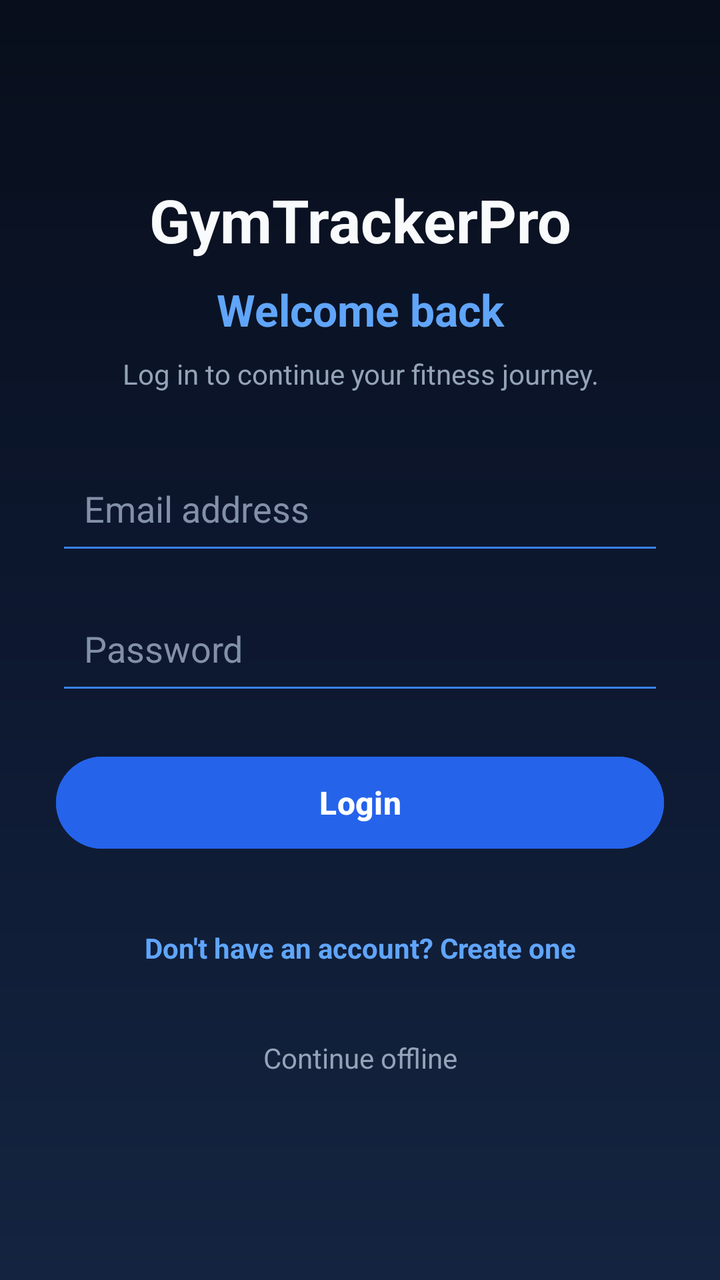
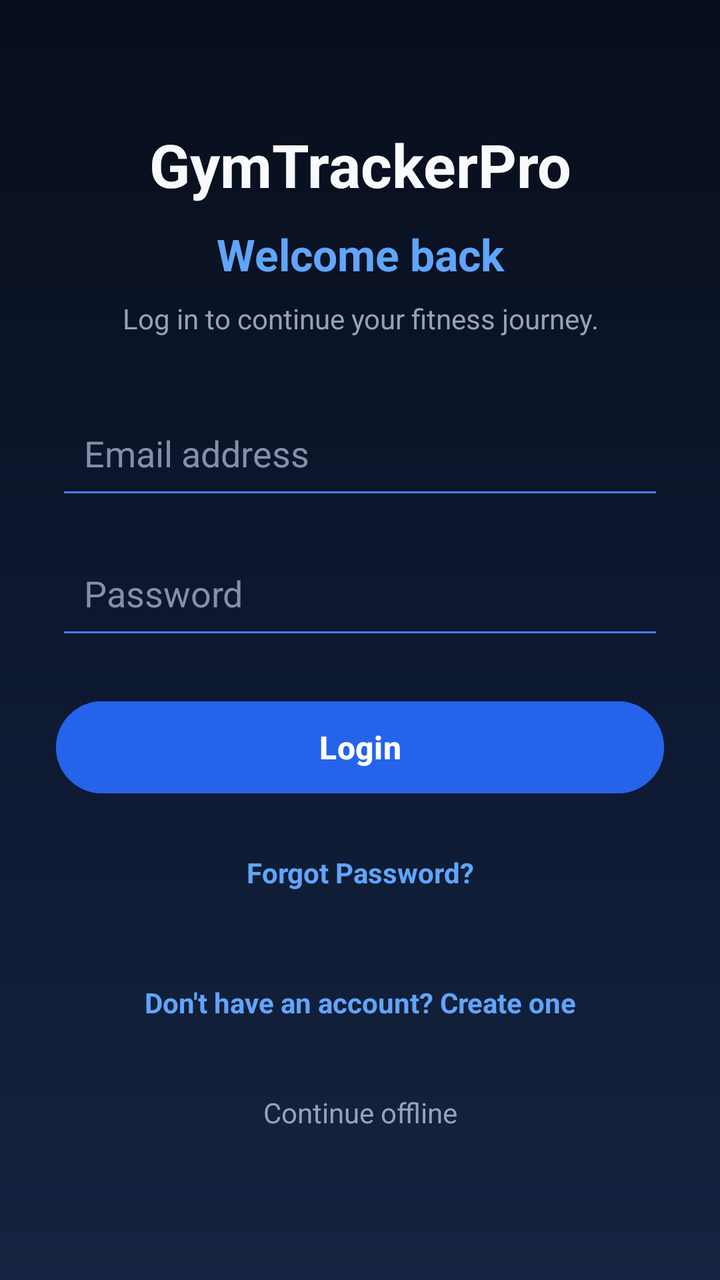

An Android layout rendered at two revisions. The XML below is the earlier revision; the diff shows what the commit changed to produce the second picture.
<!-- AndroidManifest.xml: application theme Theme.GymTrackerPro -->
<!-- res/layout/activity_login.xml -->
<?xml version="1.0" encoding="utf-8"?>
<ScrollView xmlns:android="http://schemas.android.com/apk/res/android"
    android:layout_width="match_parent"
    android:layout_height="match_parent"
    android:background="@drawable/bg_midnight_gradient"
    android:fillViewport="true"
    android:scrollbars="none">

    <LinearLayout
        android:layout_width="match_parent"
        android:layout_height="match_parent"
        android:gravity="center"
        android:orientation="vertical"
        android:padding="28dp">

        <TextView
            android:layout_width="match_parent"
            android:layout_height="wrap_content"
            android:gravity="center"
            android:text="GymTrackerPro"
            android:textColor="#F8FAFC"
            android:textSize="30sp"
            android:textStyle="bold" />

        <TextView
            android:layout_width="match_parent"
            android:layout_height="wrap_content"
            android:layout_marginTop="10dp"
            android:gravity="center"
            android:text="Welcome back"
            android:textColor="#60A5FA"
            android:textSize="22sp"
            android:textStyle="bold" />

        <TextView
            android:layout_width="match_parent"
            android:layout_height="wrap_content"
            android:layout_marginTop="8dp"
            android:layout_marginBottom="30dp"
            android:gravity="center"
            android:text="Log in to continue your fitness journey."
            android:textColor="#94A3B8"
            android:textSize="14sp" />

        <EditText
            android:id="@+id/etLoginEmail"
            android:layout_width="match_parent"
            android:layout_height="56dp"
            android:layout_marginBottom="14dp"
            android:backgroundTint="#3B82F6"
            android:hint="Email address"
            android:inputType="textEmailAddress"
            android:padding="14dp"
            android:singleLine="true"
            android:textColor="#FFFFFF"
            android:textColorHint="#8290A8" />

        <EditText
            android:id="@+id/etLoginPassword"
            android:layout_width="match_parent"
            android:layout_height="56dp"
            android:layout_marginBottom="22dp"
            android:backgroundTint="#3B82F6"
            android:hint="Password"
            android:inputType="textPassword"
            android:padding="14dp"
            android:singleLine="true"
            android:textColor="#FFFFFF"
            android:textColorHint="#8290A8" />

        <Button
            android:id="@+id/btnLogin"
            android:layout_width="match_parent"
            android:layout_height="54dp"
            android:backgroundTint="#2563EB"
            android:text="Login"
            android:textAllCaps="false"
            android:textColor="#FFFFFF"
            android:textSize="16sp"
            android:textStyle="bold" />

        <TextView
            android:id="@+id/textGoToRegister"
            android:layout_width="match_parent"
            android:layout_height="wrap_content"
            android:layout_marginTop="24dp"
            android:gravity="center"
            android:padding="12dp"
            android:text="Don't have an account? Create one"
            android:textColor="#60A5FA"
            android:textSize="14sp"
            android:textStyle="bold" />

        <TextView
            android:id="@+id/textContinueOffline"
            android:layout_width="match_parent"
            android:layout_height="wrap_content"
            android:layout_marginTop="12dp"
            android:gravity="center"
            android:padding="12dp"
            android:text="Continue offline"
            android:textColor="#94A3B8"
            android:textSize="14sp" />

    </LinearLayout>

</ScrollView>
<!-- resources referenced by this layout -->
<resources>
  <!-- drawable bg_midnight_gradient (drawable) -->
  <?xml version="1.0" encoding="utf-8"?>
  <shape xmlns:android="http://schemas.android.com/apk/res/android"
      android:shape="rectangle">
  
      <gradient
          android:angle="270"
          android:startColor="#080E1B"
          android:centerColor="#0D1830"
          android:endColor="#142440"
          android:type="linear" />
  
  </shape>
  <style name="Theme.GymTrackerPro" parent="Base.Theme.GymTrackerPro" />
  <style name="Base.Theme.GymTrackerPro" parent="Theme.Material3.Dark.NoActionBar">
          <item name="colorPrimary">@color/gt_blue</item>
          <item name="colorSurface">@color/gt_surface</item>
          <item name="android:windowBackground">@color/gt_background</item>
  
          
          <item name="android:statusBarColor">@color/gt_background</item>
          <item name="android:navigationBarColor">@color/gt_background</item>
          <item name="android:windowLightStatusBar">false</item>
      </style>
  <color name="gt_blue">#60A5FA</color>
  <color name="gt_surface">#151F33</color>
  <color name="gt_background">#0B1120</color>
</resources>

<!-- the commit's change to res/layout/activity_login.xml (unified diff, before → after) -->
@@ -79,6 +79,20 @@
             android:textSize="16sp"
             android:textStyle="bold" />
 
+
+        <TextView
+            android:id="@+id/textForgotPassword"
+            android:layout_width="match_parent"
+            android:layout_height="wrap_content"
+            android:layout_marginTop="16dp"
+            android:gravity="center"
+            android:padding="10dp"
+            android:text="Forgot Password?"
+            android:textColor="#60A5FA"
+            android:textSize="14sp"
+            android:textStyle="bold" />
+
+
         <TextView
             android:id="@+id/textGoToRegister"
             android:layout_width="match_parent"
